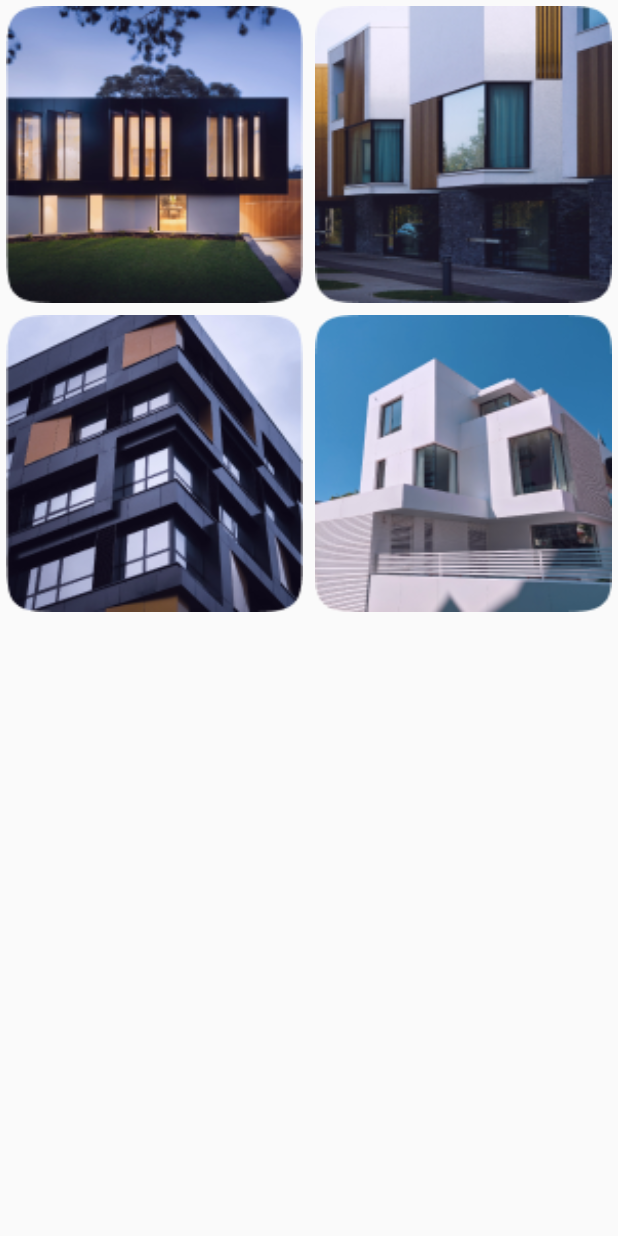
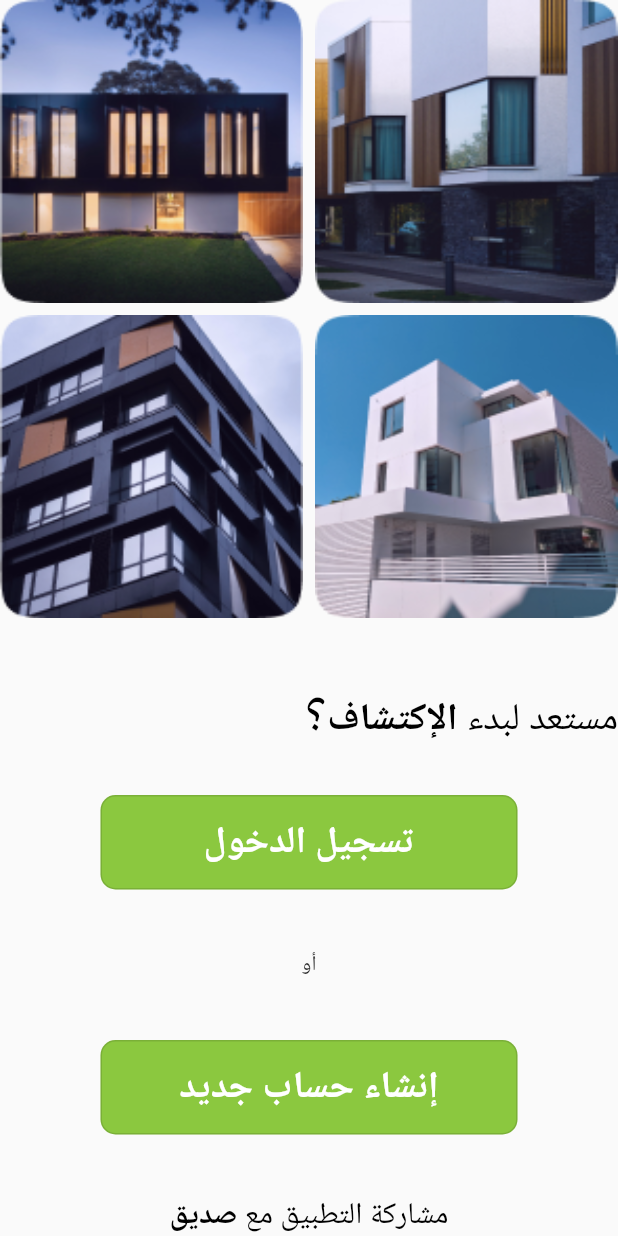
Before and after one commit to BkrTech101-InnovaMind/tadllal-app, a Flutter app: the screen it shows after launch, on a phone screen of 412 x 824 dp. Run offline on Flutter 3.47's test engine with Material 2 defaults, Android fonts, the phone set to English and light mode, and no system bars; our stand-ins replace flutter_svg; missing offline and left inert: dynamic_height_grid_view.

Commit message:
refactor(auth-page): implement the rest of the auth page UI

```diff
--- a/app/lib/pages/auth_page/auth_page.dart
+++ b/app/lib/pages/auth_page/auth_page.dart
@@ -6,15 +6,17 @@ class AuthenticationPage extends StatelessWidget {
   @override
   Widget build(BuildContext context) {
     return Column(
+      crossAxisAlignment: CrossAxisAlignment.start,
       children: [
-        buildIntroImages(),
+        buildIntro(),
+        buildBody(),
       ],
     );
   }
 }
 
-// Intro images
-Widget buildIntroImages() {
+// Intro widget
+Widget buildIntro() {
   final images = [
     "assets/images/shape.png",
     "assets/images/shape2.png",
@@ -23,21 +25,114 @@ Widget buildIntroImages() {
   ];
   return GridView.builder(
     shrinkWrap: true,
-    gridDelegate:
-        const SliverGridDelegateWithFixedCrossAxisCount(crossAxisCount: 2),
+    gridDelegate: const SliverGridDelegateWithFixedCrossAxisCount(
+      crossAxisCount: 2,
+      mainAxisSpacing: 8,
+      crossAxisSpacing: 8,
+    ),
     itemCount: images.length,
     itemBuilder: ((context, index) {
       return Container(
-        padding: const EdgeInsets.all(4),
-        child: Container(
-          decoration: BoxDecoration(
-            image: DecorationImage(
-              image: AssetImage(images[index]),
-              fit: BoxFit.fill,
-            ),
+        decoration: BoxDecoration(
+          image: DecorationImage(
+            image: AssetImage(images[index]),
+            fit: BoxFit.fill,
           ),
         ),
       );
     }),
   );
 }
+
+// Body widget
+Widget buildBody() {
+  return Expanded(
+    child: Container(
+      margin: const EdgeInsets.only(top: 40),
+      child: Column(
+        crossAxisAlignment: CrossAxisAlignment.start,
+        children: [
+          RichText(
+            text: const TextSpan(
+              text: "مستعد لبدء ",
+              style: TextStyle(fontSize: 25, color: Colors.black),
+              children: <TextSpan>[
+                TextSpan(
+                  text: "الإكتشاف",
+                  style: TextStyle(fontWeight: FontWeight.bold),
+                ),
+                TextSpan(text: "؟", style: TextStyle(fontSize: 35))
+              ],
+            ),
+          ),
+          buildBodyButtons(),
+        ],
+      ),
+    ),
+  );
+}
+
+// Body Buttons widget
+Widget buildBodyButtons() {
+  return Expanded(
+    child: Center(
+      child: Container(
+        margin: const EdgeInsets.only(top: 30),
+        child: Column(
+          mainAxisAlignment: MainAxisAlignment.spaceBetween,
+          children: [
+            OutlinedButton(
+              style: OutlinedButton.styleFrom(
+                  backgroundColor: const Color(0xFF8BC83F),
+                  foregroundColor: Colors.white,
+                  fixedSize: const Size(278, 63),
+                  shape: const RoundedRectangleBorder(
+                    borderRadius: BorderRadius.all(Radius.circular(10)),
+                  )),
+              onPressed: () {},
+              child: const Text(
+                "تسجيل الدخول",
+                style: TextStyle(fontSize: 25, fontWeight: FontWeight.bold),
+              ),
+            ),
+            const Text("أو"),
+            OutlinedButton(
+              style: OutlinedButton.styleFrom(
+                  backgroundColor: const Color(0xFF8BC83F),
+                  foregroundColor: Colors.white,
+                  fixedSize: const Size(278, 63),
+                  shape: const RoundedRectangleBorder(
+                    borderRadius: BorderRadius.all(Radius.circular(10)),
+                  )),
+              onPressed: () {},
+              child: const Text(
+                "إنشاء حساب جديد",
+                style: TextStyle(fontSize: 25, fontWeight: FontWeight.bold),
+              ),
+            ),
+            buildShareButton()
+          ],
+        ),
+      ),
+    ),
+  );
+}
+
+// Share Button widget
+Widget buildShareButton() {
+  return GestureDetector(
+    onTap: () {},
+    child: RichText(
+      text: const TextSpan(
+        text: "مشاركة التطبيق مع ",
+        style: TextStyle(color: Colors.black, fontSize: 20),
+        children: <TextSpan>[
+          TextSpan(
+            text: "صديق",
+            style: TextStyle(fontWeight: FontWeight.bold),
+          )
+        ],
+      ),
+    ),
+  );
+}
```
